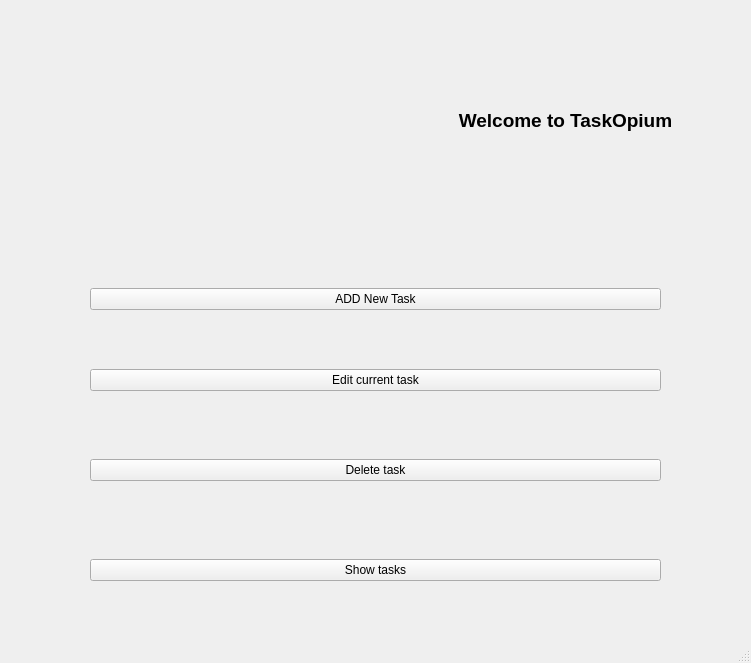
First picture: the form in task_manager.ui, repository Lev18/TaskOpium, before the edit.
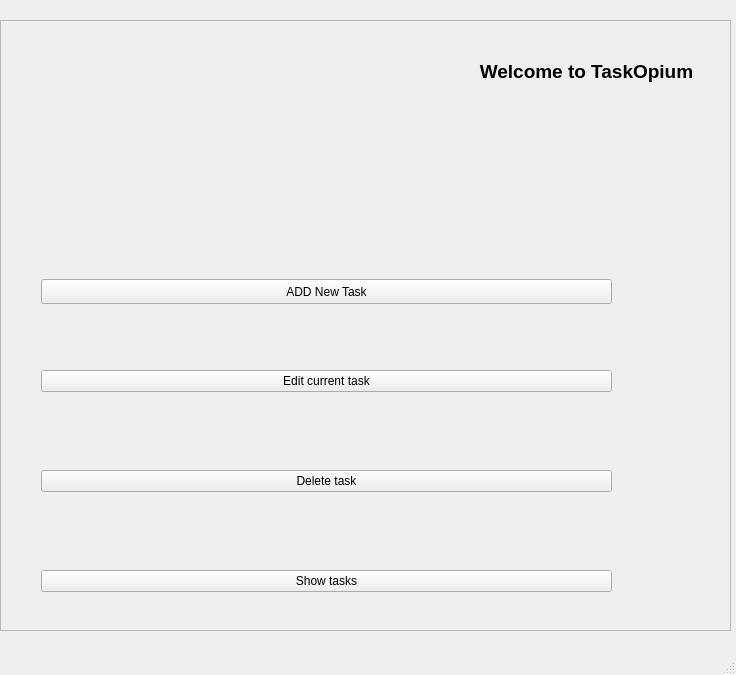
Second picture: the form after the edit. Icons and pictures are not drawn.

Diff of the .ui file:
```diff
--- a/task_manager.ui
+++ b/task_manager.ui
@@ -6,58 +6,90 @@
    <rect>
     <x>0</x>
     <y>0</y>
-    <width>751</width>
-    <height>663</height>
+    <width>736</width>
+    <height>675</height>
    </rect>
   </property>
   <property name="windowTitle">
    <string>Taskopium</string>
   </property>
   <widget class="QWidget" name="centralwidget">
-   <widget class="QLabel" name="label">
+   <widget class="QScrollArea" name="scrollArea">
     <property name="geometry">
      <rect>
-      <x>100</x>
-      <y>10</y>
-      <width>311</width>
-      <height>231</height>
+      <x>0</x>
+      <y>20</y>
+      <width>731</width>
+      <height>611</height>
      </rect>
     </property>
-    <property name="text">
-     <string/>
+    <property name="widgetResizable">
+     <bool>true</bool>
     </property>
-    <property name="pixmap">
-     <pixmap>../../Downloads/pixlr-image-generator-1db45a92-d3ce-4b6c-be46-4d921e46ac29.jpg</pixmap>
-    </property>
-   </widget>
-   <widget class="QLabel" name="label_2">
+    <widget class="QWidget" name="scrollAreaWidgetContents">
     <property name="geometry">
      <rect>
-      <x>440</x>
-      <y>100</y>
-      <width>251</width>
-      <height>41</height>
-     </rect>
-    </property>
-    <property name="text">
-     <string>&lt;html&gt;&lt;head/&gt;&lt;body&gt;&lt;p align=&quot;center&quot;&gt;&lt;span style=&quot; font-size:14pt; font-weight:700;&quot;&gt;Welcome to TaskOpium&lt;/span&gt;&lt;/p&gt;&lt;/body&gt;&lt;/html&gt;</string>
-    </property>
-   </widget>
+       <x>0</x>
+       <y>0</y>
+       <width>729</width>
+       <height>609</height>
+      </rect>
+     </property>
    <widget class="QWidget" name="verticalLayoutWidget">
     <property name="geometry">
      <rect>
-      <x>90</x>
-      <y>269</y>
+        <x>40</x>
+        <y>240</y>
       <width>571</width>
       <height>61</height>
      </rect>
     </property>
     <layout class="QVBoxLayout" name="verticalLayout">
-     <item>
+       <property name="sizeConstraint">
+        <enum>QLayout::SetMaximumSize</enum>
+       </property>
+       <item alignment="Qt::AlignVCenter">
       <widget class="QPushButton" name="pushButton">
+         <property name="minimumSize">
+          <size>
+           <width>569</width>
+           <height>25</height>
+          </size>
+         </property>
        <property name="text">
         <string>ADD New Task</string>
        </property>
+         <property name="checkable">
+          <bool>false</bool>
+         </property>
+         <property name="autoRepeat">
+          <bool>true</bool>
+         </property>
+         <property name="autoExclusive">
+          <bool>true</bool>
+         </property>
+         <property name="flat">
+          <bool>false</bool>
+         </property>
+        </widget>
+       </item>
+      </layout>
+     </widget>
+     <widget class="QWidget" name="verticalLayoutWidget_4">
+      <property name="geometry">
+       <rect>
+        <x>40</x>
+        <y>530</y>
+        <width>571</width>
+        <height>61</height>
+       </rect>
+      </property>
+      <layout class="QVBoxLayout" name="verticalLayout_4">
+       <item>
+        <widget class="QPushButton" name="pushButton_2">
+         <property name="text">
+          <string>Show tasks</string>
+         </property>
       </widget>
      </item>
     </layout>
@@ -65,8 +97,8 @@
    <widget class="QWidget" name="verticalLayoutWidget_2">
     <property name="geometry">
      <rect>
-      <x>90</x>
-      <y>350</y>
+        <x>40</x>
+        <y>330</y>
       <width>571</width>
       <height>61</height>
      </rect>
@@ -84,8 +116,8 @@
    <widget class="QWidget" name="verticalLayoutWidget_3">
     <property name="geometry">
      <rect>
-      <x>90</x>
-      <y>440</y>
+        <x>40</x>
+        <y>430</y>
       <width>571</width>
       <height>61</height>
      </rect>
@@ -100,24 +132,36 @@
      </item>
     </layout>
    </widget>
-   <widget class="QWidget" name="verticalLayoutWidget_4">
+     <widget class="QLabel" name="label_2">
     <property name="geometry">
      <rect>
-      <x>90</x>
-      <y>540</y>
-      <width>571</width>
-      <height>61</height>
-     </rect>
-    </property>
-    <layout class="QVBoxLayout" name="verticalLayout_4">
-     <item>
-      <widget class="QPushButton" name="pushButton_2">
+        <x>460</x>
+        <y>30</y>
+        <width>251</width>
+        <height>41</height>
+       </rect>
+      </property>
        <property name="text">
-        <string>Show tasks</string>
-       </property>
-      </widget>
-     </item>
-    </layout>
+       <string>&lt;html&gt;&lt;head/&gt;&lt;body&gt;&lt;p align=&quot;center&quot;&gt;&lt;span style=&quot; font-size:14pt; font-weight:700;&quot;&gt;Welcome to TaskOpium&lt;/span&gt;&lt;/p&gt;&lt;/body&gt;&lt;/html&gt;</string>
+      </property>
+     </widget>
+     <widget class="QLabel" name="label">
+      <property name="geometry">
+       <rect>
+        <x>30</x>
+        <y>0</y>
+        <width>291</width>
+        <height>231</height>
+       </rect>
+      </property>
+      <property name="text">
+       <string/>
+      </property>
+      <property name="pixmap">
+       <pixmap>../../Downloads/pixlr-image-generator-1db45a92-d3ce-4b6c-be46-4d921e46ac29.jpg</pixmap>
+      </property>
+     </widget>
+    </widget>
    </widget>
   </widget>
   <widget class="QMenuBar" name="menubar">
```
Left out of the diff: 2 changed lines with no effect on the pictures. Lines whose indentation alone changed are shown as unchanged.
